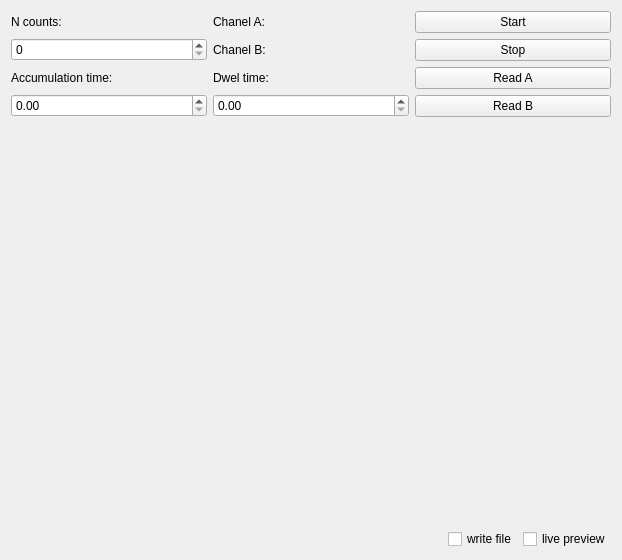
Qt form main.ui (kkucc/sr400) before a commit.
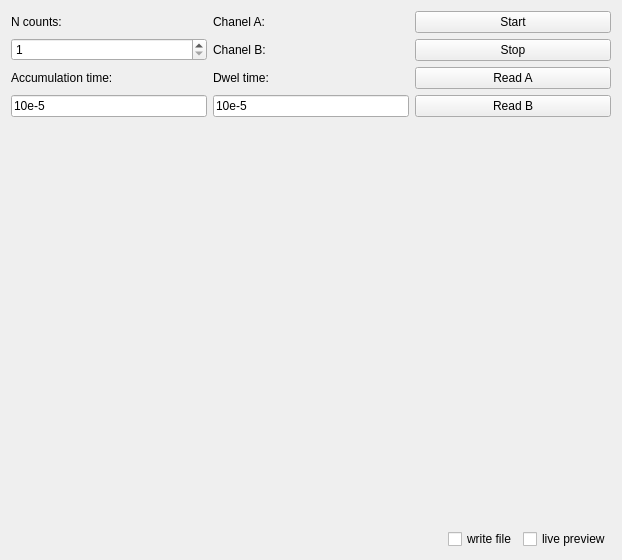
The same form after that commit.

Diff of the .ui file:
```diff
--- a/main.ui
+++ b/main.ui
@@ -26,7 +26,14 @@
         </widget>
        </item>
        <item>
-        <widget class="QSpinBox" name="N_counts"/>
+        <widget class="QSpinBox" name="N_counts">
+         <property name="minimum">
+          <number>1</number>
+         </property>
+         <property name="maximum">
+          <number>2000</number>
+         </property>
+        </widget>
        </item>
       </layout>
      </item>
@@ -76,7 +83,17 @@
         </widget>
        </item>
        <item>
-        <widget class="QDoubleSpinBox" name="Accumulation_time"/>
+        <widget class="QLineEdit" name="accumulation">
+         <property name="sizePolicy">
+          <sizepolicy hsizetype="Preferred" vsizetype="Minimum">
+           <horstretch>0</horstretch>
+           <verstretch>0</verstretch>
+          </sizepolicy>
+         </property>
+         <property name="text">
+          <string>10e-5</string>
+         </property>
+        </widget>
        </item>
       </layout>
      </item>
@@ -90,7 +107,17 @@
         </widget>
        </item>
        <item>
-        <widget class="QDoubleSpinBox" name="Dwel_time"/>
+        <widget class="QLineEdit" name="dwel">
+         <property name="sizePolicy">
+          <sizepolicy hsizetype="Preferred" vsizetype="Minimum">
+           <horstretch>0</horstretch>
+           <verstretch>0</verstretch>
+          </sizepolicy>
+         </property>
+         <property name="text">
+          <string>10e-5</string>
+         </property>
+        </widget>
        </item>
       </layout>
      </item>
```
